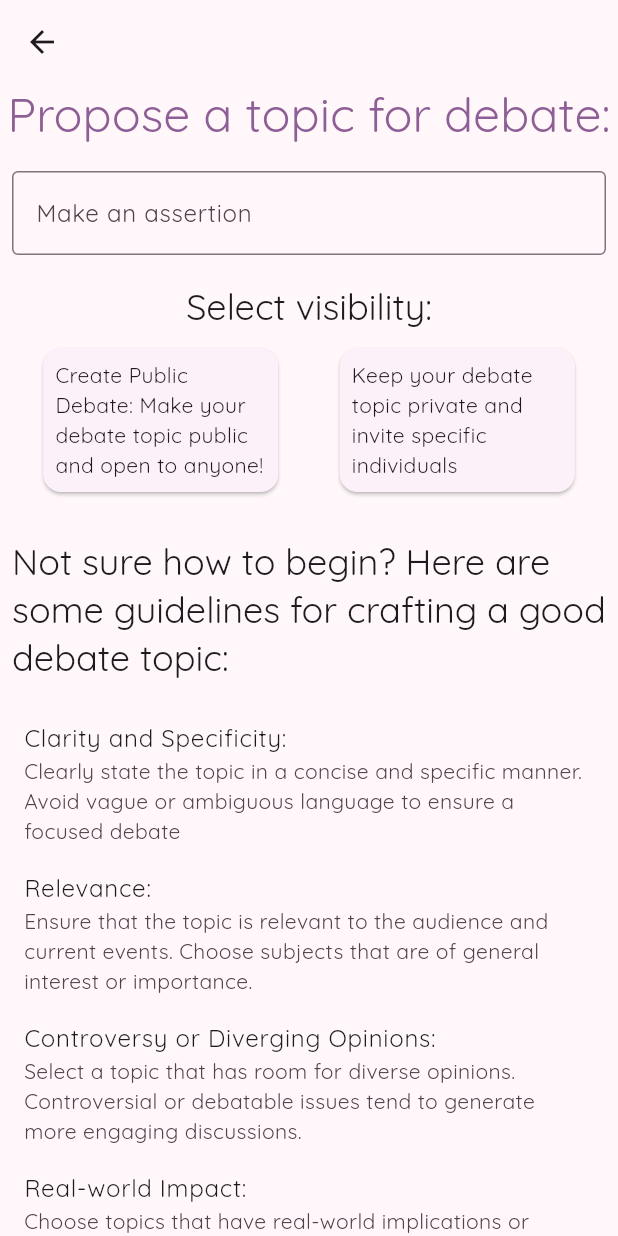
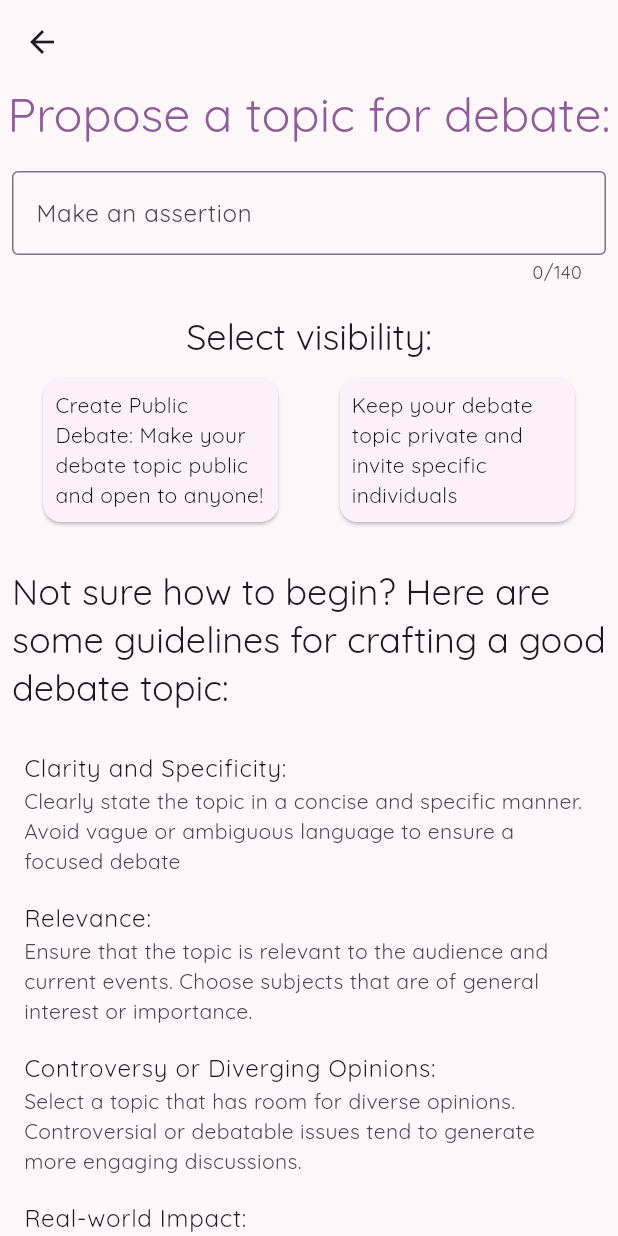
Before and after one commit to Hayley-Smith/debate_dais_prod, a Flutter app: the StartDebate screen opened by its route, on a phone screen of 412 x 824 dp. Run offline on Flutter 3.47's test engine with Material 3 defaults, Android fonts, the phone set to English and light mode, and no system bars; our stand-ins replace google_fonts.

```diff
--- a/lib/start_debate.dart
+++ b/lib/start_debate.dart
@@ -34,6 +34,9 @@ class _StartDebateState extends State<StartDebate> {
             Padding(
               padding: const EdgeInsets.all(8.0),
               child: TextField(
+                minLines: 1,
+                maxLines: 4,
+                maxLength: 140,
                 decoration: const InputDecoration(
                   border: OutlineInputBorder(),
                   hintText: 'Make an assertion',
@@ -60,10 +63,12 @@ class _StartDebateState extends State<StartDebate> {
                   child: const Card(
                     child: Padding(
                       padding: EdgeInsets.all(8.0),
-                      child: Text(
-                        "Create Public Debate: Make your debate topic public and open to anyone! ",
-                        softWrap: true,
-                        maxLines: 4,
+                      child: Center(
+                        child: Text(
+                          "Create Public Debate: Make your debate topic public and open to anyone! ",
+                          softWrap: true,
+                          maxLines: 4,
+                        ),
                       ),
                     ),
                   ),
@@ -93,7 +98,7 @@ class _StartDebateState extends State<StartDebate> {
 
             //listview of instructions on how to make an assertion
             Padding(
-              padding: EdgeInsets.all(8.0),
+              padding: const EdgeInsets.all(8.0),
               child: Text(
                 "Not sure how to begin? Here are some guidelines for crafting a good debate topic:",
                 style: Theme.of(context).textTheme.headlineSmall,
--- a/pubspec.yaml
+++ b/pubspec.yaml
@@ -26,3 +26,4 @@ flutter:
   # To add assets to your application, add an assets section, like this:
   assets:
     - assets/ddban4.png
+    - assets/smalllogo.png
```
Also changed, not shown: assets/smalllogo.png (added).
